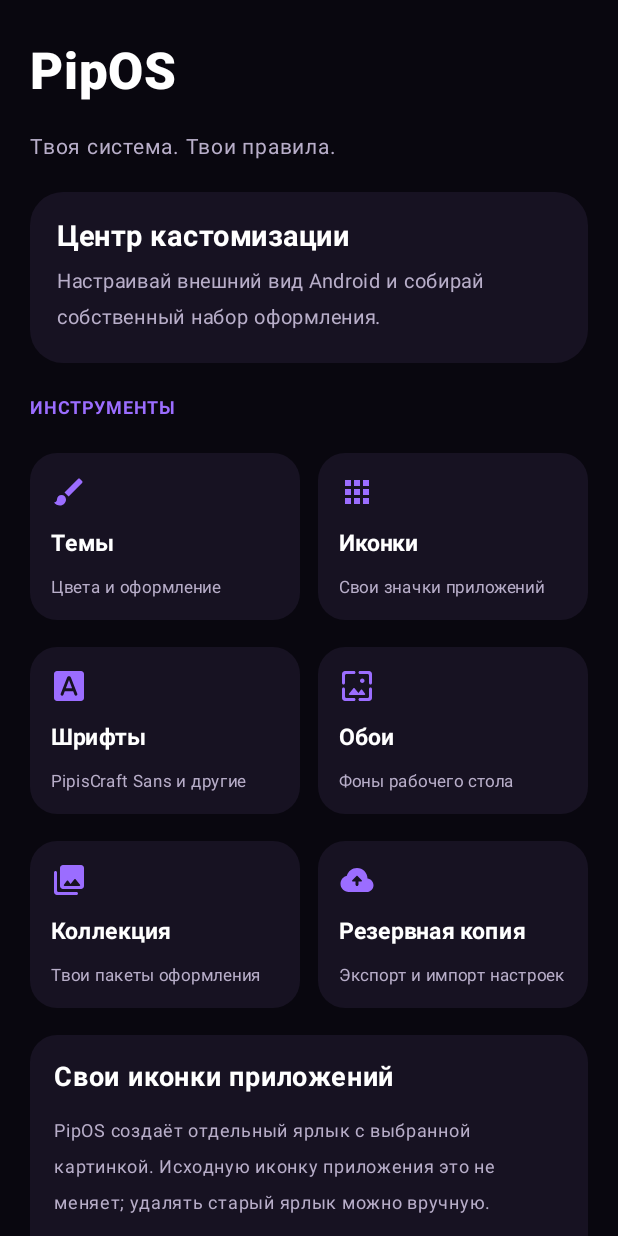
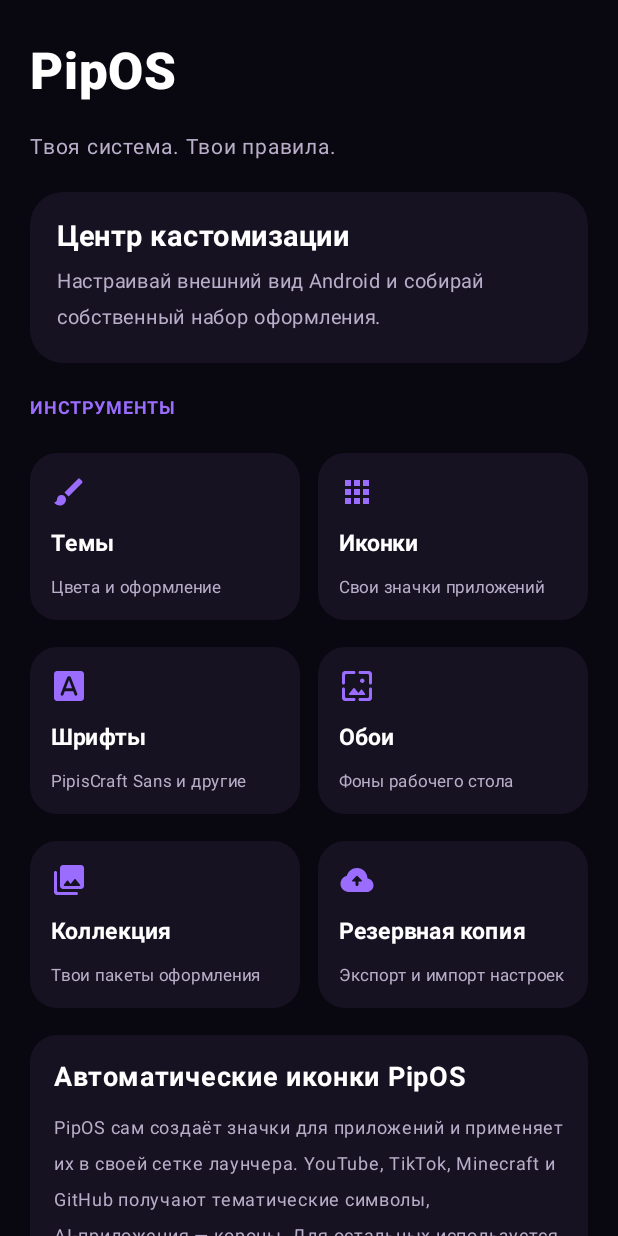
Before and after one commit to shadowfightdimaonly-del/pipOS, an Android app built with Jetpack Compose: the screen it shows after launch (MainActivity), after a tap on "Иконки", on a phone screen of 412 x 824 dp. Run offline under Robolectric (Android 15) with nearby library versions, the phone set to English and light mode, and no system bars; 1 other tap on this screen came first.

Commit message:
Replace manual shortcut UI with automatic launcher icon info

```diff
--- a/android-app/app/src/main/java/com/pipis/os/MainActivity.kt
+++ b/android-app/app/src/main/java/com/pipis/os/MainActivity.kt
@@ -302,61 +302,10 @@ private fun PipOSApp() {
                     }
                     "Иконки" -> {
                         Card(colors = CardDefaults.cardColors(containerColor = Panel), shape = RoundedCornerShape(18.dp), modifier = Modifier.fillMaxWidth()) {
-                            Column(Modifier.padding(16.dp), verticalArrangement = Arrangement.spacedBy(12.dp)) {
-                                Text("Свои иконки приложений", color = Color.White, fontSize = 18.sp, fontWeight = FontWeight.Bold)
-                                Text("PipOS создаёт отдельный ярлык с выбранной картинкой. Исходную иконку приложения это не меняет; удалять старый ярлык можно вручную.", color = Muted, fontSize = 12.sp)
-                                BoxLikeDropdown(
-                                    selectedLabel = chosenApp?.label ?: "Выбрать приложение",
-                                    expanded = appMenuExpanded,
-                                    onExpand = { appMenuExpanded = true },
-                                    onDismiss = { appMenuExpanded = false },
-                                    apps = apps,
-                                    onSelect = { app ->
-                                        chosenApp = app
-                                        preferences.edit().putString("icon_package", app.packageName).apply()
-                                        iconStatus = "Выбрано: ${app.label}. Теперь загрузи изображение."
-                                        appMenuExpanded = false
-                                    }
-                                )
-                                OutlinedButton(onClick = { imagePicker.launch(arrayOf("image/png", "image/jpeg", "image/webp")) }, modifier = Modifier.fillMaxWidth()) {
-                                    Text("Выбрать изображение", color = Color.White)
-                                }
-                                chosenBitmap?.let { bitmap ->
-                                    Image(bitmap = bitmap.asImageBitmap(), contentDescription = "Предпросмотр иконки", modifier = Modifier.align(Alignment.CenterHorizontally).height(88.dp))
-                                }
-                                Button(
-                                    onClick = {
-                                        val app = chosenApp
-                                        val bitmap = chosenBitmap
-                                        if (app == null || bitmap == null) {
-                                            iconStatus = "Сначала выбери приложение и изображение."
-                                        } else {
-                                            val launchIntent = context.packageManager.getLaunchIntentForPackage(app.packageName)
-                                            val shortcutManager = context.getSystemService(ShortcutManager::class.java)
-                                            if (launchIntent == null || shortcutManager == null || !shortcutManager.isRequestPinShortcutSupported) {
-                                                iconStatus = "Этот лаунчер не поддерживает создание закреплённых ярлыков."
-                                            } else {
-                                                runCatching {
-                                                    val iconBitmap = Bitmap.createScaledBitmap(bitmap, 192, 192, true)
-                                                    val shortcut = ShortcutInfo.Builder(context, "pipos_${app.packageName}")
-                                                        .setShortLabel(app.label.take(10))
-                                                        .setLongLabel(app.label.take(25))
-                                                        .setIntent(launchIntent)
-                                                        .setIcon(Icon.createWithBitmap(iconBitmap))
-                                                        .build()
-                                                    shortcutManager.requestPinShortcut(shortcut, null)
-                                                    iconStatus = "Запрос на добавление ярлыка отправлен. Подтверди его на рабочем столе."
-                                                }.onFailure {
-                                                    iconStatus = "Не удалось создать ярлык: ${it.message ?: "ошибка"}"
-                                                }
-                                            }
-                                        }
-                                    },
-                                    modifier = Modifier.fillMaxWidth(),
-                                    colors = ButtonDefaults.buttonColors(containerColor = accent)
-                                ) { Text("Создать ярлык на рабочем столе", color = Color.White) }
-                                Text(iconStatus, color = Muted, fontSize = 11.sp)
-                                Text("Важно: Android и производитель лаунчера могут показать системное подтверждение. Функция работает через стандартные закреплённые ярлыки Android 8+.", color = Muted, fontSize = 11.sp)
+                            Column(Modifier.padding(16.dp), verticalArrangement = Arrangement.spacedBy(10.dp)) {
+                                Text("Автоматические иконки PipOS", color = Color.White, fontSize = 18.sp, fontWeight = FontWeight.Bold)
+                                Text("PipOS сам создаёт значки для приложений и применяет их в своей сетке лаунчера. YouTube, TikTok, Minecraft и GitHub получают тематические символы, AI-приложения — короны. Для остальных используется автоматически созданная монограмма. Ничего загружать и подтверждать не нужно.", color = Muted, fontSize = 12.sp)
+                                Text("Новые приложения появляются в списке лаунчера после установки и обновления рабочего стола.", color = accent, fontSize = 12.sp)
                             }
                         }
                     }
```
